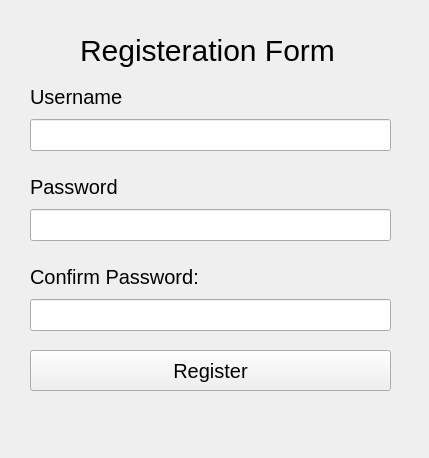
This is mainwindow.ui in Shery-333/TIC_TAC_TOE as Qt 5 draws it before an edit. The edited form follows.
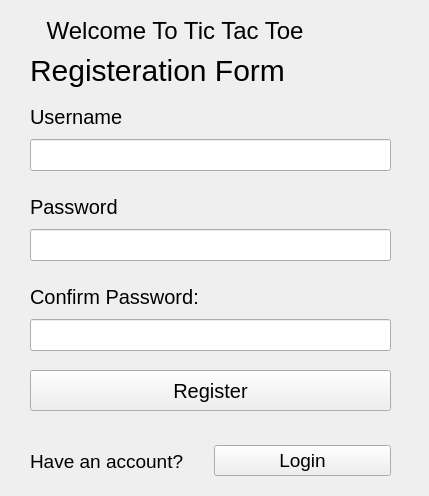
This is the edited form. Icons and pictures are not drawn.

Diff of the .ui file:
```diff
--- a/mainwindow.ui
+++ b/mainwindow.ui
@@ -7,7 +7,7 @@
     <x>0</x>
     <y>0</y>
     <width>429</width>
-    <height>458</height>
+    <height>496</height>
    </rect>
   </property>
   <property name="windowTitle">
@@ -27,7 +27,7 @@
     <property name="geometry">
      <rect>
       <x>30</x>
-      <y>350</y>
+      <y>370</y>
       <width>361</width>
       <height>41</height>
      </rect>
@@ -44,12 +44,17 @@
    <widget class="QLabel" name="RegistrationForm">
     <property name="geometry">
      <rect>
-      <x>80</x>
-      <y>30</y>
+      <x>30</x>
+      <y>50</y>
       <width>261</width>
       <height>41</height>
      </rect>
     </property>
+    <property name="font">
+     <font>
+      <pointsize>-1</pointsize>
+     </font>
+    </property>
     <property name="styleSheet">
      <string notr="true">QLabel{
 font-size:30px;
@@ -59,80 +64,70 @@
      <string>Registeration Form</string>
     </property>
    </widget>
-   <widget class="QWidget" name="layoutWidget">
+   <widget class="QLabel" name="label_2">
     <property name="geometry">
      <rect>
-      <x>30</x>
-      <y>80</y>
-      <width>361</width>
-      <height>71</height>
+      <x>40</x>
+      <y>10</y>
+      <width>371</width>
+      <height>41</height>
      </rect>
     </property>
-    <layout class="QVBoxLayout" name="verticalLayout">
-     <item>
-      <widget class="QLabel" name="username3">
-       <property name="styleSheet">
-        <string notr="true">QLabel{
-font-size:20px;
-}</string>
-       </property>
-       <property name="text">
-        <string>Username</string>
-       </property>
-      </widget>
-     </item>
-     <item>
-      <widget class="QLineEdit" name="username">
-       <property name="styleSheet">
-        <string notr="true">QLineEdit{
-font-size:20px;
-}</string>
-       </property>
-      </widget>
-     </item>
-    </layout>
+    <property name="font">
+     <font>
+      <pointsize>18</pointsize>
+     </font>
+    </property>
+    <property name="text">
+     <string> Welcome To Tic Tac Toe </string>
+    </property>
    </widget>
-   <widget class="QWidget" name="layoutWidget">
+   <widget class="QWidget" name="">
     <property name="geometry">
      <rect>
       <x>30</x>
-      <y>170</y>
+      <y>440</y>
       <width>361</width>
-      <height>71</height>
+      <height>42</height>
      </rect>
     </property>
-    <layout class="QVBoxLayout" name="verticalLayout_2">
+    <layout class="QHBoxLayout" name="horizontalLayout">
      <item>
-      <widget class="QLabel" name="password3">
+      <widget class="QLabel" name="label">
+       <property name="font">
+        <font>
+         <pointsize>14</pointsize>
+        </font>
+       </property>
        <property name="styleSheet">
         <string notr="true">QLabel{
-font-size:20px;
+font -size:30px;
 }</string>
        </property>
        <property name="text">
-        <string>Password</string>
+        <string>Have an account?</string>
        </property>
       </widget>
      </item>
      <item>
-      <widget class="QLineEdit" name="password">
-       <property name="styleSheet">
-        <string notr="true">QLineEdit{
-font-size:20px;
-}</string>
+      <widget class="QPushButton" name="pushButton">
+       <property name="font">
+        <font>
+         <pointsize>14</pointsize>
+        </font>
        </property>
-       <property name="echoMode">
-        <enum>QLineEdit::EchoMode::Password</enum>
+       <property name="text">
+        <string>Login</string>
        </property>
       </widget>
      </item>
     </layout>
    </widget>
-   <widget class="QWidget" name="layoutWidget">
+   <widget class="QWidget" name="">
     <property name="geometry">
      <rect>
       <x>30</x>
-      <y>260</y>
+      <y>280</y>
       <width>361</width>
       <height>71</height>
      </rect>
@@ -164,6 +159,75 @@
      </item>
     </layout>
    </widget>
+   <widget class="QWidget" name="">
+    <property name="geometry">
+     <rect>
+      <x>30</x>
+      <y>190</y>
+      <width>361</width>
+      <height>71</height>
+     </rect>
+    </property>
+    <layout class="QVBoxLayout" name="verticalLayout_2">
+     <item>
+      <widget class="QLabel" name="password3">
+       <property name="styleSheet">
+        <string notr="true">QLabel{
+font-size:20px;
+}</string>
+       </property>
+       <property name="text">
+        <string>Password</string>
+       </property>
+      </widget>
+     </item>
+     <item>
+      <widget class="QLineEdit" name="password">
+       <property name="styleSheet">
+        <string notr="true">QLineEdit{
+font-size:20px;
+}</string>
+       </property>
+       <property name="echoMode">
+        <enum>QLineEdit::EchoMode::Password</enum>
+       </property>
+      </widget>
+     </item>
+    </layout>
+   </widget>
+   <widget class="QWidget" name="">
+    <property name="geometry">
+     <rect>
+      <x>30</x>
+      <y>100</y>
+      <width>361</width>
+      <height>71</height>
+     </rect>
+    </property>
+    <layout class="QVBoxLayout" name="verticalLayout">
+     <item>
+      <widget class="QLabel" name="username3">
+       <property name="styleSheet">
+        <string notr="true">QLabel{
+font-size:20px;
+}</string>
+       </property>
+       <property name="text">
+        <string>Username</string>
+       </property>
+      </widget>
+     </item>
+     <item>
+      <widget class="QLineEdit" name="username">
+       <property name="styleSheet">
+        <string notr="true">QLineEdit{
+font-size:20px;
+}</string>
+       </property>
+      </widget>
+     </item>
+    </layout>
+   </widget>
   </widget>
  </widget>
  <resources>
```
